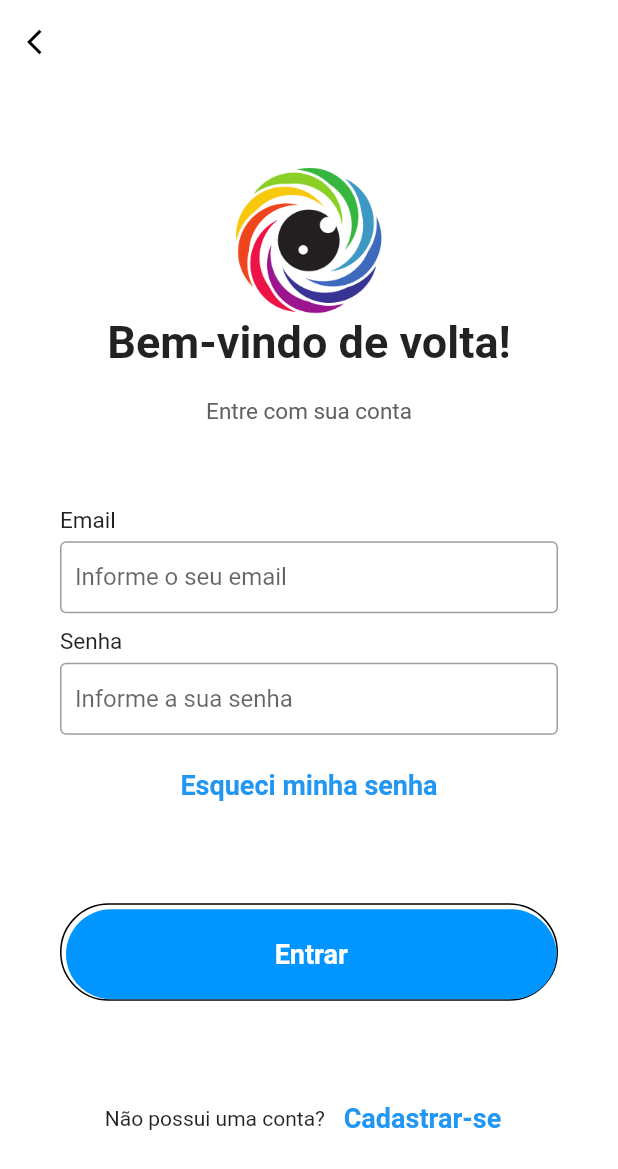
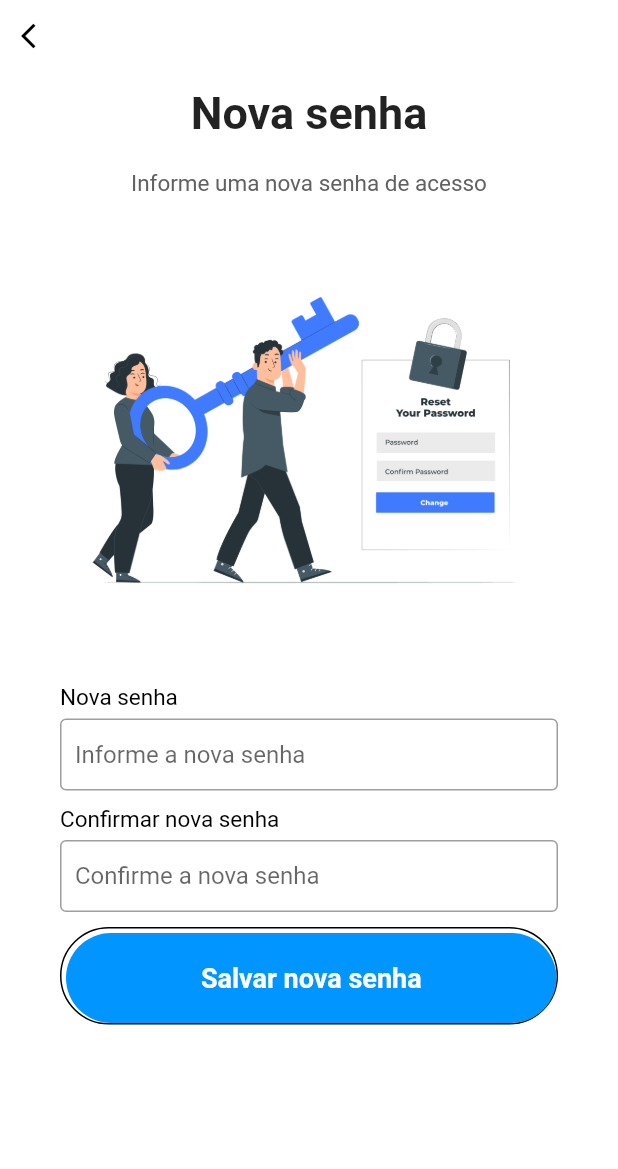
Before and after one commit to BrunoRodrigues11/aSensvy_app, a Flutter app: the NewPassword screen opened directly, on a phone screen of 412 x 824 dp. Shown: the top 1169 px of the screen. Run offline on Flutter 3.47's test engine with Material 2 defaults, Android fonts, the phone set to English and light mode, and no system bars; our stand-ins replace mask_text_input_formatter, shared_preferences; accounts and stored records are empty.

Commit message:
Commit refatoração

```diff
--- a/lib/pages/auth/new_password.dart
+++ b/lib/pages/auth/new_password.dart
@@ -1,8 +1,6 @@
-import 'package:apptesteapi/pages/auth/register.dart';
-import 'package:apptesteapi/pages/auth/reset_password.dart';
 import 'package:apptesteapi/pages/home/home.dart';
+import 'package:apptesteapi/widgets/inputs.dart';
 import 'package:flutter/material.dart';
-import 'package:flutter/services.dart';
 import 'package:shared_preferences/shared_preferences.dart';
 import 'package:http/http.dart' as http;
 import 'dart:convert';
@@ -15,13 +13,13 @@ class NewPassword extends StatefulWidget {
 }
 
 class _NewPasswordState extends State<NewPassword> {
-  final _token = "";
   final _formkey = GlobalKey<FormState>();
-  final _emailController = TextEditingController();
-  final _passwordController = TextEditingController();
+  final _newPasswordController = TextEditingController();
+  final _confirmNewPasswordController = TextEditingController();
+
   final _snackBar = SnackBar(
     content: Text(
-      "Email ou senha inválidos",
+      "As senhas não são iguais",
       textAlign: TextAlign.center,
     ),
     backgroundColor: Colors.redAccent,
@@ -30,13 +28,29 @@ class _NewPasswordState extends State<NewPassword> {
   @override
   Widget build(BuildContext context) {
     return Scaffold(
-      resizeToAvoidBottomInset: false,
       backgroundColor: Colors.white,
-      appBar: AppBar(
-        elevation: 0,
-        brightness: Brightness.light,
-        backgroundColor: Colors.white,
-        leading: IconButton(
+      body: _body(),
+    );
+  }
+
+  _body() {
+    return SafeArea(
+      child: SizedBox(
+        height: MediaQuery.of(context).size.height,
+        width: double.infinity,
+        child: Column(
+          mainAxisAlignment: MainAxisAlignment.spaceBetween,
+          children: <Widget>[
+            Expanded(
+              child: SingleChildScrollView(
+                child: Column(
+                  mainAxisAlignment: MainAxisAlignment.spaceEvenly,
+                  children: <Widget>[
+                    Column(
+                      children: <Widget>[
+                        Row(
+                          children: [
+                            IconButton(
                               onPressed: () {
                                 Navigator.pop(context);
                               },
@@ -46,40 +60,29 @@ class _NewPasswordState extends State<NewPassword> {
                                 color: Colors.black,
                               ),
                             ),
+                          ],
                         ),
-      body: _body(),
-    );
-  }
-
-  _body() {
-    return Container(
-      height: MediaQuery.of(context).size.height,
-      width: double.infinity,
-      child: Column(
-        mainAxisAlignment: MainAxisAlignment.spaceBetween,
-        children: <Widget>[
-          Expanded(
-              child: Column(
-            mainAxisAlignment: MainAxisAlignment.spaceEvenly,
-            children: <Widget>[
-              Column(
-                children: <Widget>[
-                  Image.asset(
-                    "assets/eye.png",
-                    width: 100,
-                    height: 100,
+                        SizedBox(
+                          height: 10,
                         ),
                         Text(
-                    "Bem-vindo de volta!",
-                    style: TextStyle(fontSize: 30, fontWeight: FontWeight.bold),
+                          "Nova senha",
+                          style: TextStyle(
+                              fontSize: 30, fontWeight: FontWeight.bold),
                         ),
                         SizedBox(
                           height: 20,
                         ),
                         Text(
-                    "Entre com sua conta",
-                    style: TextStyle(fontSize: 15, color: Colors.grey[700]),
-                  )
+                          "Informe uma nova senha de acesso",
+                          style:
+                              TextStyle(fontSize: 15, color: Colors.grey[700]),
+                        ),
+                        Image.asset(
+                          "assets/new-password.png",
+                          width: 325,
+                          height: 325,
+                        ),
                       ],
                     ),
                     Padding(
@@ -88,27 +91,12 @@ class _NewPasswordState extends State<NewPassword> {
                         key: _formkey,
                         child: Column(
                           children: <Widget>[
-                      inputFile(
-                        label: "Email",
-                        controller: _emailController,
-                        keyboardType: TextInputType.emailAddress,
-                        hint: 'Informe o seu email',
-                        validator: (email) {
-                          if (email == null || email.isEmpty) {
-                            return "Por favor, informe seu email";
-                          } else if (!RegExp(r'@')
-                              .hasMatch(_emailController.text)) {
-                            return 'Por favor, informe um e-mail válido!';
-                          }
-                          return null;
-                        },
-                      ),
-                      inputFile(
-                        label: "Senha",
-                        obscureText: true,
-                        controller: _passwordController,
-                        keyboardType: TextInputType.text,
-                        hint: 'Informe a sua senha',
+                            InputDefault(
+                              "Nova senha",
+                              true,
+                              TextInputType.text,
+                              "Informe a nova senha",
+                              const [],
                               validator: (senha) {
                                 if (senha == null || senha.isEmpty) {
                                   return "Por favor, informe sua senha";
@@ -117,19 +105,24 @@ class _NewPasswordState extends State<NewPassword> {
                                 }
                                 return null;
                               },
+                              controller: _newPasswordController,
                             ),
-                      TextButton(
-                        onPressed: () {
-                          _resetPassword(context, ResetPassword());
+                            InputDefault(
+                              "Confirmar nova senha",
+                              true,
+                              TextInputType.text,
+                              "Confirme a nova senha",
+                              const [],
+                              validator: (senha) {
+                                if (senha == null || senha.isEmpty) {
+                                  return "Por favor, confirme sua senha";
+                                } else if (senha.length < 6) {
+                                  return "Por favor, confirme a senha";
+                                }
+                                return null;
                               },
-                        child: Text(
-                          "Esqueci minha senha",
-                          style: TextStyle(
-                            fontWeight: FontWeight.w600,
-                            fontSize: 18,
+                              controller: _confirmNewPasswordController,
                             ),
-                        ),
-                      )
                           ],
                         ),
                       ),
@@ -150,7 +143,7 @@ class _NewPasswordState extends State<NewPassword> {
                           minWidth: double.infinity,
                           height: 60,
                           onPressed: () {
-                      entrar();
+                            _newPassword(context, NewPassword());
                           },
                           color: Color(0xff0095FF),
                           elevation: 0,
@@ -158,7 +151,7 @@ class _NewPasswordState extends State<NewPassword> {
                             borderRadius: BorderRadius.circular(50),
                           ),
                           child: Text(
-                      "Entrar",
+                            "Salvar nova senha",
                             style: TextStyle(
                               fontWeight: FontWeight.w600,
                               fontSize: 18,
@@ -168,43 +161,24 @@ class _NewPasswordState extends State<NewPassword> {
                         ),
                       ),
                     ),
-              Row(
-                mainAxisAlignment: MainAxisAlignment.center,
-                children: <Widget>[
-                  Text("Não possui uma conta?"),
-                  TextButton(
-                    onPressed: () {
-                      _signUp(context, SignUp());
-                    },
-                    child: Text(
-                      " Cadastrar-se",
-                      style: TextStyle(
-                        fontWeight: FontWeight.w600,
-                        fontSize: 18,
+                  ],
                 ),
               ),
-                  )
+            ),
           ],
         ),
-            ],
-          ))
-        ],
       ),
     );
   }
 
-  _signUp(ctx, page) {
+  _newPassword(ctx, page) {
     Navigator.push(ctx, MaterialPageRoute(builder: ((context) => page)));
   }
 
-  _resetPassword(ctx, page) {
-    Navigator.push(ctx, MaterialPageRoute(builder: ((context) => page)));
-  }
-
-  entrar() async {
+  enviar() async {
     FocusScopeNode currentFocus = FocusScope.of(context);
     if (_formkey.currentState!.validate()) {
-      bool deuCerto = await doLogin();
+      bool deuCerto = await sendEmail();
       if (!currentFocus.hasPrimaryFocus) {
         currentFocus.unfocus();
       }
@@ -214,22 +188,19 @@ class _NewPasswordState extends State<NewPassword> {
           MaterialPageRoute(builder: (context) => Home()),
         );
       } else {
-        _passwordController.clear();
+        _newPasswordController.clear();
         ScaffoldMessenger.of(context).showSnackBar(_snackBar);
       }
     }
   }
 
-  Future<bool> doLogin() async {
-    print("Chamou função login");
+  // ARRUMAR A ROTA
+  Future<bool> sendEmail() async {
     try {
       SharedPreferences sharedPreferences =
           await SharedPreferences.getInstance();
-      var url = Uri.parse('http://asensvy-production.up.railway.app/auth');
-      var objeto = {
-        'password': _passwordController.text,
-        'email': _emailController.text
-      };
+      var url = Uri.parse('https://asensvy-production.up.railway.app/auth');
+      var objeto = {'email': _newPasswordController.text};
 
       var headers = {'Content-Type': 'application/json'};
       var jsonBody = jsonEncode(objeto);
@@ -250,37 +221,3 @@ class _NewPasswordState extends State<NewPassword> {
     throw Exception('BarException');
   }
 }
-
-// we will be creating a widget for text field
-Widget inputFile(
-    {label, obscureText = false, validator, controller, keyboardType, hint}) {
-  return Column(
-    crossAxisAlignment: CrossAxisAlignment.start,
-    children: <Widget>[
-      Text(
-        label,
-        style: TextStyle(
-            fontSize: 15, fontWeight: FontWeight.w400, color: Colors.black87),
-      ),
-      SizedBox(
-        height: 5,
-      ),
-      TextField(
-        keyboardType: keyboardType,
-        controller: controller,
-        obscureText: obscureText,
-        decoration: InputDecoration(
-            hintText: hint,
-            contentPadding: EdgeInsets.symmetric(vertical: 0, horizontal: 10),
-            enabledBorder: OutlineInputBorder(
-              borderSide: BorderSide(color: Colors.grey),
-            ),
-            border:
-                OutlineInputBorder(borderSide: BorderSide(color: Colors.grey))),
-      ),
-      SizedBox(
-        height: 10,
-      )
-    ],
-  );
-}
--- a/lib/widgets/inputs.dart
+++ b/lib/widgets/inputs.dart
@@ -1,15 +1,91 @@
 import 'package:flutter/material.dart';
+import 'package:flutter/services.dart';
 
-class InputLogin extends StatefulWidget {
-  const InputLogin({super.key});
+class InputDefault extends StatelessWidget {
+  // label, obscureText = false, validator, controller, keyboardType, hint
+  String label;
+  bool obscureText = false;
+  String? Function(String?) validator;
+  TextInputType keyboardType;
+  String hint;
+  List<TextInputFormatter>? inputFormatters;
+  TextEditingController controller;
+
+  InputDefault(this.label, this.obscureText, this.keyboardType, this.hint,
+      this.inputFormatters,
+      {required this.validator, required this.controller});
 
   @override
-  State<InputLogin> createState() => _InputLoginState();
+  Widget build(BuildContext context) {
+    return Column(
+      crossAxisAlignment: CrossAxisAlignment.start,
+      children: <Widget>[
+        Text(
+          label,
+          style: TextStyle(
+              fontSize: 15, fontWeight: FontWeight.w400, color: Colors.black),
+        ),
+        SizedBox(
+          height: 5,
+        ),
+        TextFormField(
+          validator: validator,
+          keyboardType: keyboardType,
+          controller: controller,
+          obscureText: obscureText,
+          inputFormatters: inputFormatters,
+          decoration: InputDecoration(
+            hintText: hint,
+            contentPadding: EdgeInsets.symmetric(vertical: 0, horizontal: 10),
+            enabledBorder: OutlineInputBorder(
+              borderSide: BorderSide(color: Colors.grey),
+            ),
+            border: OutlineInputBorder(
+              borderSide: BorderSide(color: Colors.grey),
+            ),
+          ),
+        ),
+        SizedBox(
+          height: 10,
+        ),
+      ],
+    );
+  }
 }
 
-class _InputLoginState extends State<InputLogin> {
+class InputCode extends StatelessWidget {
+  TextEditingController controller;
+
+  InputCode({required this.controller});
   @override
   Widget build(BuildContext context) {
-    return const Placeholder();
+    return SizedBox(
+      height: 68,
+      width: 50,
+      child: TextFormField(
+        validator: (code) {
+          if (code == null || code.isEmpty) {
+            return "Por favor, informe sua senha";
+          }
+          return null;
+        },
+        keyboardType: TextInputType.number,
+        controller: controller,
+        textAlign: TextAlign.center,
+        inputFormatters: [
+          LengthLimitingTextInputFormatter(1),
+          FilteringTextInputFormatter.digitsOnly,
+        ],
+        decoration: InputDecoration(
+          contentPadding: EdgeInsets.symmetric(vertical: 0, horizontal: 10),
+          enabledBorder: OutlineInputBorder(
+            borderSide: BorderSide(color: Colors.grey),
+          ),
+          border: OutlineInputBorder(
+            borderSide: BorderSide(color: Colors.grey),
+          ),
+        ),
+      ),
+    );
   }
 }
--- a/pubspec.yaml
+++ b/pubspec.yaml
@@ -68,6 +68,7 @@ flutter:
     - assets/eye_logo.png
     - assets/reset_password.png
     - assets/email_send.png
+    - assets/new-password.png
   # An image asset can refer to one or more resolution-specific "variants", see
   # https://flutter.dev/assets-and-images/#resolution-aware
 
```
Also changed, not shown: lib/pages/auth/email_validated.dart (+38 -59 lines), lib/pages/auth/login.dart (+26 -50 lines), lib/pages/auth/register.dart (+43 -80 lines), assets/new-password.png (added). Lines whose indentation alone changed are shown as unchanged.
